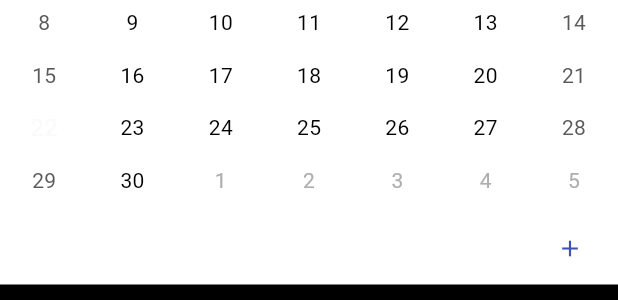
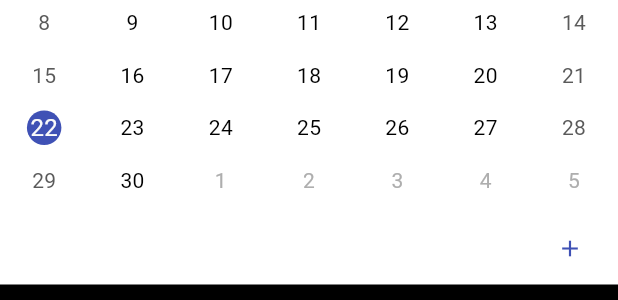
Before and after one commit to deathblade666/flutter_launcher, a Flutter app: the Calendar widget shown alone on an empty page, opened directly, on a phone screen of 412 x 824 dp. Shown: the part 140-440 px from the top of the screen. Run offline on Flutter 3.47's test engine with Material 3 defaults, Android fonts, the phone set to English and light mode, and no system bars; drawn by our look-alikes of dynamic_color, table_calendar; our stand-ins replace date_format, shared_preferences, string_validator; missing offline and left inert: installed_apps, one_clock; accounts and stored records are empty.

Commit message:
change colors

```diff
--- a/lib/widgets/calendar.dart
+++ b/lib/widgets/calendar.dart
@@ -86,11 +86,11 @@ class _CalendarState extends State<Calendar> {
               calendarStyle: CalendarStyle(
                 selectedDecoration: BoxDecoration(
                   shape: BoxShape.circle,
-                  color: Theme.of(context).colorScheme.onPrimary,
+                  color: Theme.of(context).colorScheme.primary,
                 ),
                 todayDecoration: BoxDecoration(
                   shape: BoxShape.circle,
-                  color: Theme.of(context).colorScheme.onSecondary
+                  color: Theme.of(context).colorScheme.tertiary
                 )
               ),
 
```
